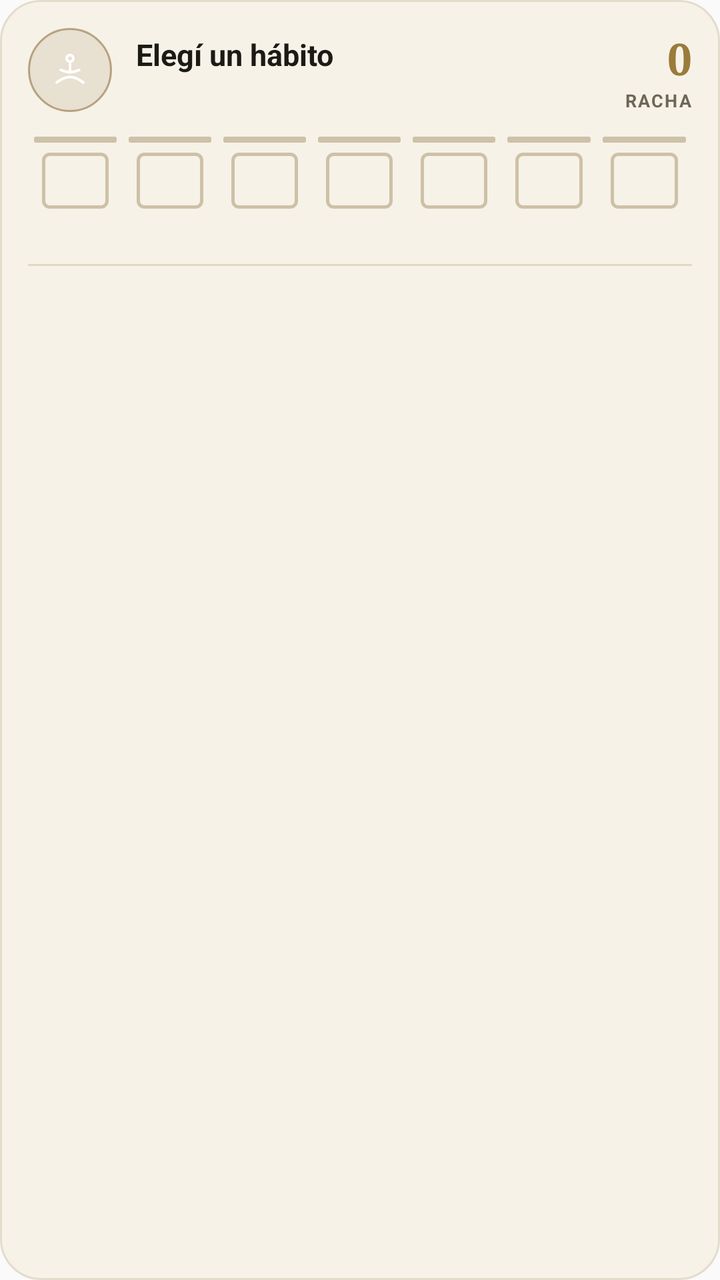
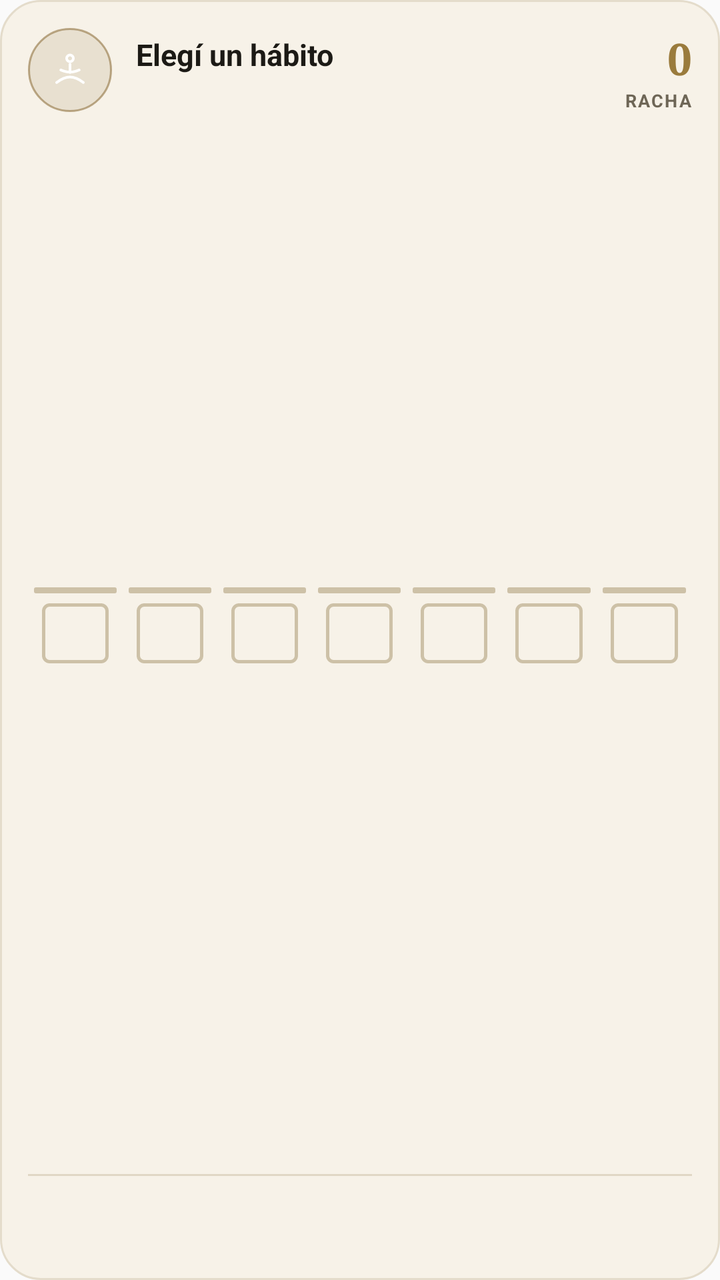

Compare the two renders of this Android layout. The source of the first and the diff that turns it into the second are given below.
<!-- AndroidManifest.xml: application theme AppTheme -->
<!-- res/layout/widget_tarjeta.xml -->
<?xml version="1.0" encoding="utf-8"?>
<LinearLayout xmlns:android="http://schemas.android.com/apk/res/android"
    android:id="@+id/widget_raiz"
    android:layout_width="match_parent"
    android:layout_height="match_parent"
    android:background="@drawable/widget_fondo"
    android:orientation="vertical"
    android:padding="14dp">

    <LinearLayout
        android:layout_width="match_parent"
        android:layout_height="wrap_content"
        android:gravity="center_vertical"
        android:orientation="horizontal">

        <FrameLayout
            android:id="@+id/c_circulo"
            android:layout_width="42dp"
            android:layout_height="42dp"
            android:background="@drawable/circulo_justicia">

            <ImageView
                android:id="@+id/c_icono"
                android:layout_width="20dp"
                android:layout_height="20dp"
                android:layout_gravity="center"
                android:src="@drawable/hab_med" />
        </FrameLayout>

        <LinearLayout
            android:layout_width="0dp"
            android:layout_height="wrap_content"
            android:layout_marginStart="12dp"
            android:layout_weight="1"
            android:orientation="vertical">

            <TextView
                android:id="@+id/c_nombre"
                android:layout_width="match_parent"
                android:layout_height="wrap_content"
                android:ellipsize="end"
                android:maxLines="1"
                android:text="@string/widget_habito_elegir"
                android:textColor="@color/widget_texto"
                android:textSize="15sp"
                android:textStyle="bold" />

            <TextView
                android:id="@+id/c_virtud"
                android:layout_width="match_parent"
                android:layout_height="wrap_content"
                android:layout_marginTop="2dp"
                android:ellipsize="end"
                android:letterSpacing="0.08"
                android:maxLines="1"
                android:textColor="@color/widget_suave"
                android:textSize="10sp"
                android:textStyle="bold" />
        </LinearLayout>

        <LinearLayout
            android:layout_width="wrap_content"
            android:layout_height="wrap_content"
            android:layout_marginStart="8dp"
            android:gravity="end"
            android:orientation="vertical">

            <TextView
                android:id="@+id/c_racha"
                android:layout_width="wrap_content"
                android:layout_height="wrap_content"
                android:fontFamily="serif"
                android:text="0"
                android:textColor="@color/widget_dorado"
                android:textSize="22sp"
                android:textStyle="bold" />

            <TextView
                android:layout_width="wrap_content"
                android:layout_height="wrap_content"
                android:letterSpacing="0.08"
                android:text="RACHA"
                android:textColor="@color/widget_suave"
                android:textSize="9sp"
                android:textStyle="bold" />
        </LinearLayout>
    </LinearLayout>

    <LinearLayout
        android:layout_width="match_parent"
        android:layout_height="wrap_content"
        android:layout_marginTop="12dp"
        android:orientation="horizontal">

        <LinearLayout
            android:layout_width="0dp"
            android:layout_height="wrap_content"
            android:layout_weight="1"
            android:gravity="center_horizontal"
            android:orientation="vertical">

            <FrameLayout
                android:id="@+id/c_cp0"
                android:layout_width="match_parent"
                android:layout_height="3dp"
                android:layout_marginStart="3dp"
                android:layout_marginEnd="3dp"
                android:background="@drawable/cp_vacio" />

            <TextView
                android:id="@+id/c_bx0"
                android:layout_width="match_parent"
                android:layout_height="28dp"
                android:layout_marginStart="7dp"
                android:layout_marginTop="5dp"
                android:layout_marginEnd="7dp"
                android:background="@drawable/dia_vacio"
                android:gravity="center"
                android:textSize="14sp"
                android:textStyle="bold" />

            <TextView
                android:id="@+id/c_lb0"
                android:layout_width="wrap_content"
                android:layout_height="wrap_content"
                android:layout_marginTop="4dp"
                android:letterSpacing="0.06"
                android:textColor="@color/widget_suave"
                android:textSize="10sp"
                android:textStyle="bold" />
        </LinearLayout>

        <LinearLayout
            android:layout_width="0dp"
            android:layout_height="wrap_content"
            android:layout_weight="1"
            android:gravity="center_horizontal"
            android:orientation="vertical">

            <FrameLayout
                android:id="@+id/c_cp1"
                android:layout_width="match_parent"
                android:layout_height="3dp"
                android:layout_marginStart="3dp"
                android:layout_marginEnd="3dp"
                android:background="@drawable/cp_vacio" />

            <TextView
                android:id="@+id/c_bx1"
                android:layout_width="match_parent"
                android:layout_height="28dp"
                android:layout_marginStart="7dp"
                android:layout_marginTop="5dp"
                android:layout_marginEnd="7dp"
                android:background="@drawable/dia_vacio"
                android:gravity="center"
                android:textSize="14sp"
                android:textStyle="bold" />

            <TextView
                android:id="@+id/c_lb1"
                android:layout_width="wrap_content"
                android:layout_height="wrap_content"
                android:layout_marginTop="4dp"
                android:letterSpacing="0.06"
                android:textColor="@color/widget_suave"
                android:textSize="10sp"
                android:textStyle="bold" />
        </LinearLayout>

        <LinearLayout
            android:layout_width="0dp"
            android:layout_height="wrap_content"
            android:layout_weight="1"
            android:gravity="center_horizontal"
            android:orientation="vertical">

            <FrameLayout
                android:id="@+id/c_cp2"
                android:layout_width="match_parent"
                android:layout_height="3dp"
                android:layout_marginStart="3dp"
                android:layout_marginEnd="3dp"
                android:background="@drawable/cp_vacio" />

            <TextView
                android:id="@+id/c_bx2"
                android:layout_width="match_parent"
                android:layout_height="28dp"
                android:layout_marginStart="7dp"
                android:layout_marginTop="5dp"
                android:layout_marginEnd="7dp"
                android:background="@drawable/dia_vacio"
                android:gravity="center"
                android:textSize="14sp"
                android:textStyle="bold" />

            <TextView
                android:id="@+id/c_lb2"
                android:layout_width="wrap_content"
                android:layout_height="wrap_content"
                android:layout_marginTop="4dp"
                android:letterSpacing="0.06"
                android:textColor="@color/widget_suave"
                android:textSize="10sp"
                android:textStyle="bold" />
        </LinearLayout>

        <LinearLayout
            android:layout_width="0dp"
            android:layout_height="wrap_content"
            android:layout_weight="1"
            android:gravity="center_horizontal"
            android:orientation="vertical">

            <FrameLayout
                android:id="@+id/c_cp3"
                android:layout_width="match_parent"
                android:layout_height="3dp"
                android:layout_marginStart="3dp"
                android:layout_marginEnd="3dp"
                android:background="@drawable/cp_vacio" />

            <TextView
                android:id="@+id/c_bx3"
                android:layout_width="match_parent"
                android:layout_height="28dp"
                android:layout_marginStart="7dp"
                android:layout_marginTop="5dp"
                android:layout_marginEnd="7dp"
                android:background="@drawable/dia_vacio"
                android:gravity="center"
                android:textSize="14sp"
                android:textStyle="bold" />

            <TextView
                android:id="@+id/c_lb3"
                android:layout_width="wrap_content"
                android:layout_height="wrap_content"
                android:layout_marginTop="4dp"
                android:letterSpacing="0.06"
                android:textColor="@color/widget_suave"
                android:textSize="10sp"
                android:textStyle="bold" />
        </LinearLayout>

        <LinearLayout
            android:layout_width="0dp"
            android:layout_height="wrap_content"
            android:layout_weight="1"
            android:gravity="center_horizontal"
            android:orientation="vertical">

            <FrameLayout
                android:id="@+id/c_cp4"
                android:layout_width="match_parent"
                android:layout_height="3dp"
                android:layout_marginStart="3dp"
                android:layout_marginEnd="3dp"
                android:background="@drawable/cp_vacio" />

            <TextView
                android:id="@+id/c_bx4"
                android:layout_width="match_parent"
                android:layout_height="28dp"
                android:layout_marginStart="7dp"
                android:layout_marginTop="5dp"
                android:layout_marginEnd="7dp"
                android:background="@drawable/dia_vacio"
                android:gravity="center"
                android:textSize="14sp"
                android:textStyle="bold" />

            <TextView
                android:id="@+id/c_lb4"
                android:layout_width="wrap_content"
                android:layout_height="wrap_content"
                android:layout_marginTop="4dp"
                android:letterSpacing="0.06"
                android:textColor="@color/widget_suave"
                android:textSize="10sp"
                android:textStyle="bold" />
        </LinearLayout>

        <LinearLayout
            android:layout_width="0dp"
            android:layout_height="wrap_content"
            android:layout_weight="1"
            android:gravity="center_horizontal"
            android:orientation="vertical">

            <FrameLayout
                android:id="@+id/c_cp5"
                android:layout_width="match_parent"
                android:layout_height="3dp"
                android:layout_marginStart="3dp"
                android:layout_marginEnd="3dp"
                android:background="@drawable/cp_vacio" />

            <TextView
                android:id="@+id/c_bx5"
                android:layout_width="match_parent"
                android:layout_height="28dp"
                android:layout_marginStart="7dp"
                android:layout_marginTop="5dp"
                android:layout_marginEnd="7dp"
                android:background="@drawable/dia_vacio"
                android:gravity="center"
                android:textSize="14sp"
                android:textStyle="bold" />

            <TextView
                android:id="@+id/c_lb5"
                android:layout_width="wrap_content"
                android:layout_height="wrap_content"
                android:layout_marginTop="4dp"
                android:letterSpacing="0.06"
                android:textColor="@color/widget_suave"
                android:textSize="10sp"
                android:textStyle="bold" />
        </LinearLayout>

        <LinearLayout
            android:layout_width="0dp"
            android:layout_height="wrap_content"
            android:layout_weight="1"
            android:gravity="center_horizontal"
            android:orientation="vertical">

            <FrameLayout
                android:id="@+id/c_cp6"
                android:layout_width="match_parent"
                android:layout_height="3dp"
                android:layout_marginStart="3dp"
                android:layout_marginEnd="3dp"
                android:background="@drawable/cp_vacio" />

            <TextView
                android:id="@+id/c_bx6"
                android:layout_width="match_parent"
                android:layout_height="28dp"
                android:layout_marginStart="7dp"
                android:layout_marginTop="5dp"
                android:layout_marginEnd="7dp"
                android:background="@drawable/dia_vacio"
                android:gravity="center"
                android:textSize="14sp"
                android:textStyle="bold" />

            <TextView
                android:id="@+id/c_lb6"
                android:layout_width="wrap_content"
                android:layout_height="wrap_content"
                android:layout_marginTop="4dp"
                android:letterSpacing="0.06"
                android:textColor="@color/widget_suave"
                android:textSize="10sp"
                android:textStyle="bold" />
        </LinearLayout>

    </LinearLayout>

    <FrameLayout
        android:layout_width="match_parent"
        android:layout_height="1dp"
        android:layout_marginTop="10dp"
        android:background="@color/widget_ln" />

    <LinearLayout
        android:layout_width="match_parent"
        android:layout_height="wrap_content"
        android:gravity="center_vertical"
        android:orientation="horizontal"
        android:paddingTop="6dp">

        <TextView
            android:id="@+id/c_pct"
            android:layout_width="0dp"
            android:layout_height="wrap_content"
            android:layout_weight="1"
            android:letterSpacing="0.08"
            android:maxLines="1"
            android:textColor="@color/widget_suave"
            android:textSize="10sp"
            android:textStyle="bold" />

        <TextView
            android:id="@+id/c_accion"
            android:layout_width="wrap_content"
            android:layout_height="32dp"
            android:gravity="center_vertical"
            android:paddingStart="10dp"
            android:paddingEnd="2dp"
            android:textColor="@color/widget_dorado"
            android:textSize="13sp"
            android:textStyle="bold" />
    </LinearLayout>
</LinearLayout>
<!-- resources referenced by this layout -->
<resources>
  <color name="widget_dorado">#9A7B3C</color>
  <color name="widget_ln">#E0D7C5</color>
  <color name="widget_suave">#6E6656</color>
  <color name="widget_texto">#1C1A15</color>
  <!-- drawable circulo_justicia (drawable) -->
  <?xml version="1.0" encoding="utf-8"?>
  <shape xmlns:android="http://schemas.android.com/apk/res/android" android:shape="oval">
      <solid android:color="@color/virtud_justicia_fondo" />
      <stroke android:width="1dp" android:color="@color/virtud_justicia_borde" />
  </shape>
  <!-- drawable cp_vacio (drawable) -->
  <?xml version="1.0" encoding="utf-8"?>
  <shape xmlns:android="http://schemas.android.com/apk/res/android" android:shape="rectangle">
      <solid android:color="@color/widget_ln3" />
      <corners android:radius="1dp" />
  </shape>
  <!-- drawable dia_vacio (drawable) -->
  <?xml version="1.0" encoding="utf-8"?>
  <shape xmlns:android="http://schemas.android.com/apk/res/android" android:shape="rectangle">
      <solid android:color="#00000000" />
      <stroke android:width="1.5dp" android:color="@color/widget_ln3" />
      <corners android:radius="3dp" />
  </shape>
  <!-- drawable hab_med (drawable) -->
  <?xml version="1.0" encoding="utf-8"?>
  <vector xmlns:android="http://schemas.android.com/apk/res/android" android:width="24dp" android:height="24dp" android:viewportWidth="24" android:viewportHeight="24">
      <path android:pathData="M12 8.5v5M6.5 12c2 .8 3.6 1.3 5.5 1.3s3.5-.5 5.5-1.3M4 19.5c3-2.3 5.3-3.3 8-3.3s5 1 8 3.3" android:strokeColor="#FFFFFFFF" android:strokeWidth="1.6" android:strokeLineCap="round" android:strokeLineJoin="round" android:fillColor="#00000000" />
      <path android:pathData="M10,5.0a2,2 0 1,0 4,0a2,2 0 1,0 -4,0" android:strokeColor="#FFFFFFFF" android:strokeWidth="1.6" android:fillColor="#00000000" />
  </vector>
  <!-- drawable widget_fondo (drawable) -->
  <?xml version="1.0" encoding="utf-8"?>
  <shape xmlns:android="http://schemas.android.com/apk/res/android" android:shape="rectangle">
      <solid android:color="@color/widget_fondo" />
      <corners android:radius="20dp" />
      <stroke android:width="1dp" android:color="@color/widget_borde" />
  </shape>
  <string name="widget_habito_elegir">Elegí un hábito</string>
  <style name="AppTheme" parent="Theme.AppCompat.Light.DarkActionBar">
          
          <item name="colorPrimary">@color/colorPrimary</item>
          <item name="colorPrimaryDark">@color/colorPrimaryDark</item>
          <item name="colorAccent">@color/colorAccent</item>
      </style>
  <color name="virtud_justicia_fondo">#1F7E5D22</color>
  <color name="virtud_justicia_borde">#807E5D22</color>
  <color name="widget_ln3">#CDC1A7</color>
  <color name="widget_fondo">#F7F2E8</color>
  <color name="widget_borde">#E4DCCB</color>
</resources>

<!-- the commit's change to res/layout/widget_tarjeta.xml (unified diff, before → after) -->
@@ -86,10 +86,15 @@
         </LinearLayout>
     </LinearLayout>
 
+    <FrameLayout
+        android:layout_width="match_parent"
+        android:layout_height="0dp"
+        android:layout_weight="1"
+        android:minHeight="8dp" />
+
     <LinearLayout
         android:layout_width="match_parent"
         android:layout_height="wrap_content"
-        android:layout_marginTop="12dp"
         android:orientation="horizontal">
 
         <LinearLayout
@@ -110,7 +115,7 @@
             <TextView
                 android:id="@+id/c_bx0"
                 android:layout_width="match_parent"
-                android:layout_height="28dp"
+                android:layout_height="30dp"
                 android:layout_marginStart="7dp"
                 android:layout_marginTop="5dp"
                 android:layout_marginEnd="7dp"
@@ -148,7 +153,7 @@
             <TextView
                 android:id="@+id/c_bx1"
                 android:layout_width="match_parent"
-                android:layout_height="28dp"
+                android:layout_height="30dp"
                 android:layout_marginStart="7dp"
                 android:layout_marginTop="5dp"
                 android:layout_marginEnd="7dp"
@@ -186,7 +191,7 @@
             <TextView
                 android:id="@+id/c_bx2"
                 android:layout_width="match_parent"
-                android:layout_height="28dp"
+                android:layout_height="30dp"
                 android:layout_marginStart="7dp"
                 android:layout_marginTop="5dp"
                 android:layout_marginEnd="7dp"
@@ -224,7 +229,7 @@
             <TextView
                 android:id="@+id/c_bx3"
                 android:layout_width="match_parent"
-                android:layout_height="28dp"
+                android:layout_height="30dp"
                 android:layout_marginStart="7dp"
                 android:layout_marginTop="5dp"
                 android:layout_marginEnd="7dp"
@@ -262,7 +267,7 @@
             <TextView
                 android:id="@+id/c_bx4"
                 android:layout_width="match_parent"
-                android:layout_height="28dp"
+                android:layout_height="30dp"
                 android:layout_marginStart="7dp"
                 android:layout_marginTop="5dp"
                 android:layout_marginEnd="7dp"
@@ -300,7 +305,7 @@
             <TextView
                 android:id="@+id/c_bx5"
                 android:layout_width="match_parent"
-                android:layout_height="28dp"
+                android:layout_height="30dp"
                 android:layout_marginStart="7dp"
                 android:layout_marginTop="5dp"
                 android:layout_marginEnd="7dp"
@@ -338,7 +343,7 @@
             <TextView
                 android:id="@+id/c_bx6"
                 android:layout_width="match_parent"
-                android:layout_height="28dp"
+                android:layout_height="30dp"
                 android:layout_marginStart="7dp"
                 android:layout_marginTop="5dp"
                 android:layout_marginEnd="7dp"
@@ -362,8 +367,13 @@
 
     <FrameLayout
         android:layout_width="match_parent"
+        android:layout_height="0dp"
+        android:layout_weight="1"
+        android:minHeight="8dp" />
+
+    <FrameLayout
+        android:layout_width="match_parent"
         android:layout_height="1dp"
-        android:layout_marginTop="10dp"
         android:background="@color/widget_ln" />
 
     <LinearLayout
